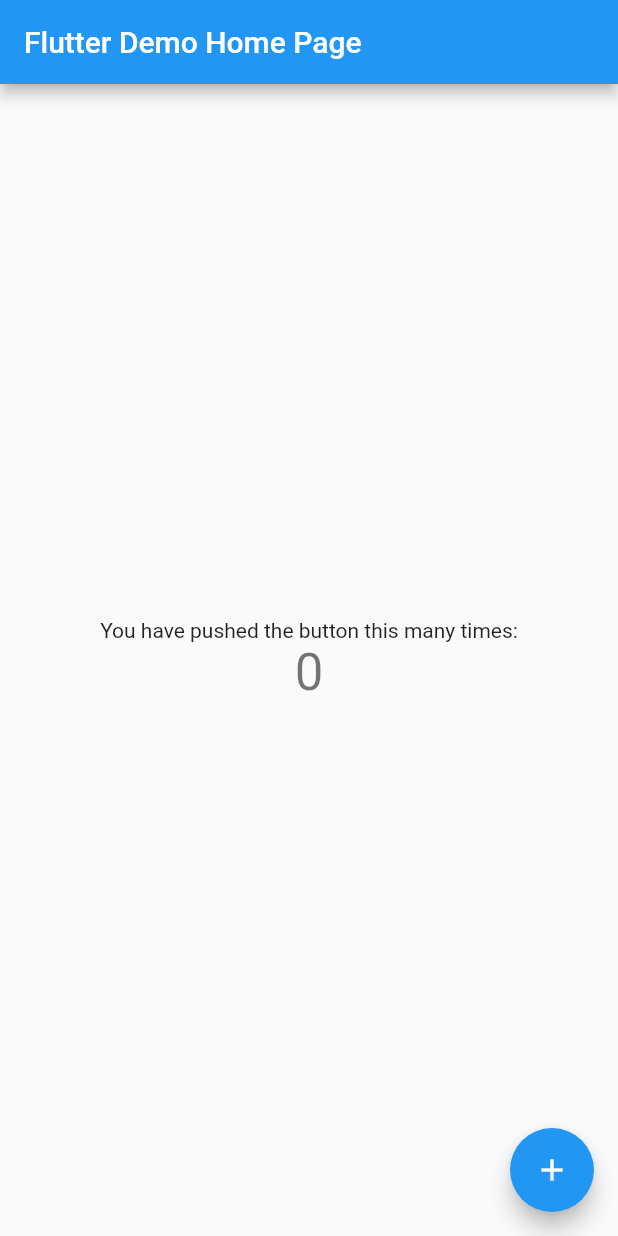
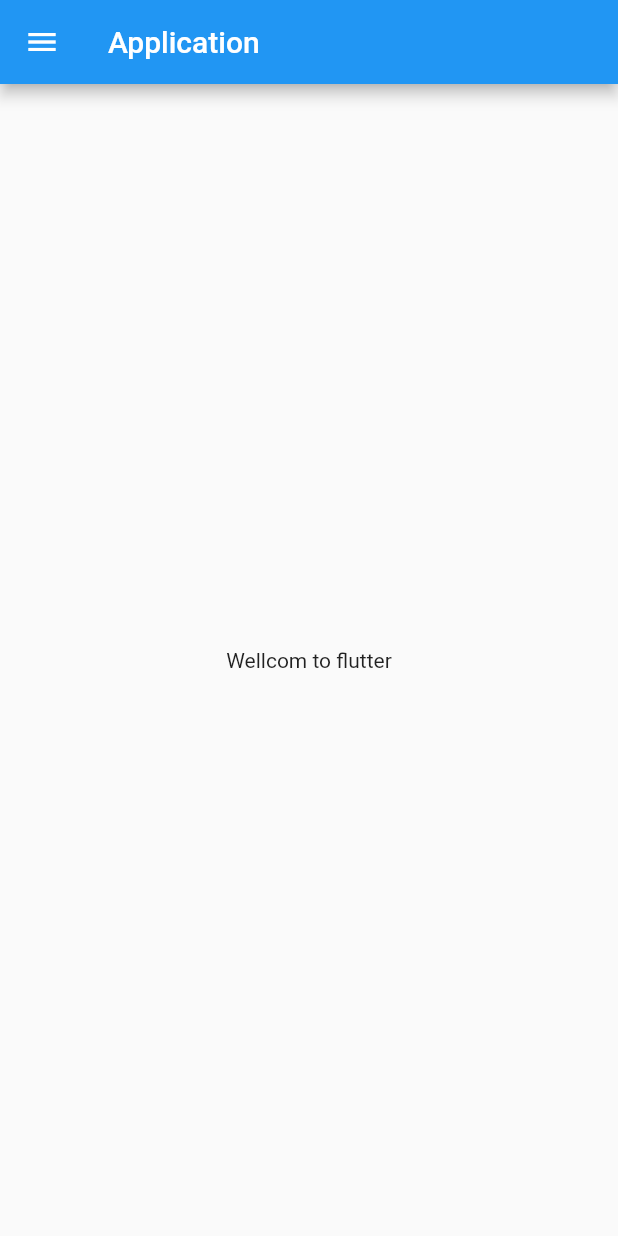
Before and after one commit to AsnanSultan/FlutterLearning, a Flutter app: the screen it shows after launch, on a phone screen of 412 x 824 dp. Run offline on Flutter 3.47's test engine with Material 2 defaults, Android fonts, the phone set to English and light mode, and no system bars.

Commit message:
Day 2 completed

```diff
--- /dev/null
+++ b/lib/home_page.dart
@@ -0,0 +1,18 @@
+import 'package:flutter/material.dart';
+
+class HomePage extends StatelessWidget {
+  @override
+  Widget build(BuildContext context) {
+    return Scaffold(
+      appBar: AppBar(
+        title: Text("Application"),
+      ),
+      body: Center(
+        child: Container(
+          child: Text("Wellcom to flutter"),
+        ),
+      ),
+      drawer: Drawer(),
+    );
+  }
+}
--- a/lib/main.dart
+++ b/lib/main.dart
@@ -1,113 +1,15 @@
 import 'package:flutter/material.dart';
+import 'package:flutter_application_with_git/home_page.dart';
 
 void main() {
   runApp(MyApp());
 }
 
 class MyApp extends StatelessWidget {
-  // This widget is the root of your application.
   @override
   Widget build(BuildContext context) {
     return MaterialApp(
-      title: 'Flutter Demo',
-      theme: ThemeData(
-        // This is the theme of your application.
-        //
-        // Try running your application with "flutter run". You'll see the
-        // application has a blue toolbar. Then, without quitting the app, try
-        // changing the primarySwatch below to Colors.green and then invoke
-        // "hot reload" (press "r" in the console where you ran "flutter run",
-        // or simply save your changes to "hot reload" in a Flutter IDE).
-        // Notice that the counter didn't reset back to zero; the application
-        // is not restarted.
-        primarySwatch: Colors.blue,
-      ),
-      home: MyHomePage(title: 'Flutter Demo Home Page'),
+      home: HomePage(),
     );
   }
 }
-
-class MyHomePage extends StatefulWidget {
-  MyHomePage({Key? key, required this.title}) : super(key: key);
-
-  // This widget is the home page of your application. It is stateful, meaning
-  // that it has a State object (defined below) that contains fields that affect
-  // how it looks.
-
-  // This class is the configuration for the state. It holds the values (in this
-  // case the title) provided by the parent (in this case the App widget) and
-  // used by the build method of the State. Fields in a Widget subclass are
-  // always marked "final".
-
-  final String title;
-
-  @override
-  _MyHomePageState createState() => _MyHomePageState();
-}
-
-class _MyHomePageState extends State<MyHomePage> {
-  int _counter = 0;
-
-  void _incrementCounter() {
-    setState(() {
-      // This call to setState tells the Flutter framework that something has
-      // changed in this State, which causes it to rerun the build method below
-      // so that the display can reflect the updated values. If we changed
-      // _counter without calling setState(), then the build method would not be
-      // called again, and so nothing would appear to happen.
-      _counter++;
-    });
-  }
-
-  @override
-  Widget build(BuildContext context) {
-    // This method is rerun every time setState is called, for instance as done
-    // by the _incrementCounter method above.
-    //
-    // The Flutter framework has been optimized to make rerunning build methods
-    // fast, so that you can just rebuild anything that needs updating rather
-    // than having to individually change instances of widgets.
-    return Scaffold(
-      appBar: AppBar(
-        // Here we take the value from the MyHomePage object that was created by
-        // the App.build method, and use it to set our appbar title.
-        title: Text(widget.title),
-      ),
-      body: Center(
-        // Center is a layout widget. It takes a single child and positions it
-        // in the middle of the parent.
-        child: Column(
-          // Column is also a layout widget. It takes a list of children and
-          // arranges them vertically. By default, it sizes itself to fit its
-          // children horizontally, and tries to be as tall as its parent.
-          //
-          // Invoke "debug painting" (press "p" in the console, choose the
-          // "Toggle Debug Paint" action from the Flutter Inspector in Android
-          // Studio, or the "Toggle Debug Paint" command in Visual Studio Code)
-          // to see the wireframe for each widget.
-          //
-          // Column has various properties to control how it sizes itself and
-          // how it positions its children. Here we use mainAxisAlignment to
-          // center the children vertically; the main axis here is the vertical
-          // axis because Columns are vertical (the cross axis would be
-          // horizontal).
-          mainAxisAlignment: MainAxisAlignment.center,
-          children: <Widget>[
-            Text(
-              'You have pushed the button this many times:',
-            ),
-            Text(
-              '$_counter',
-              style: Theme.of(context).textTheme.headline4,
-            ),
-          ],
-        ),
-      ),
-      floatingActionButton: FloatingActionButton(
-        onPressed: _incrementCounter,
-        tooltip: 'Increment',
-        child: Icon(Icons.add),
-      ), // This trailing comma makes auto-formatting nicer for build methods.
-    );
-  }
-}
```
